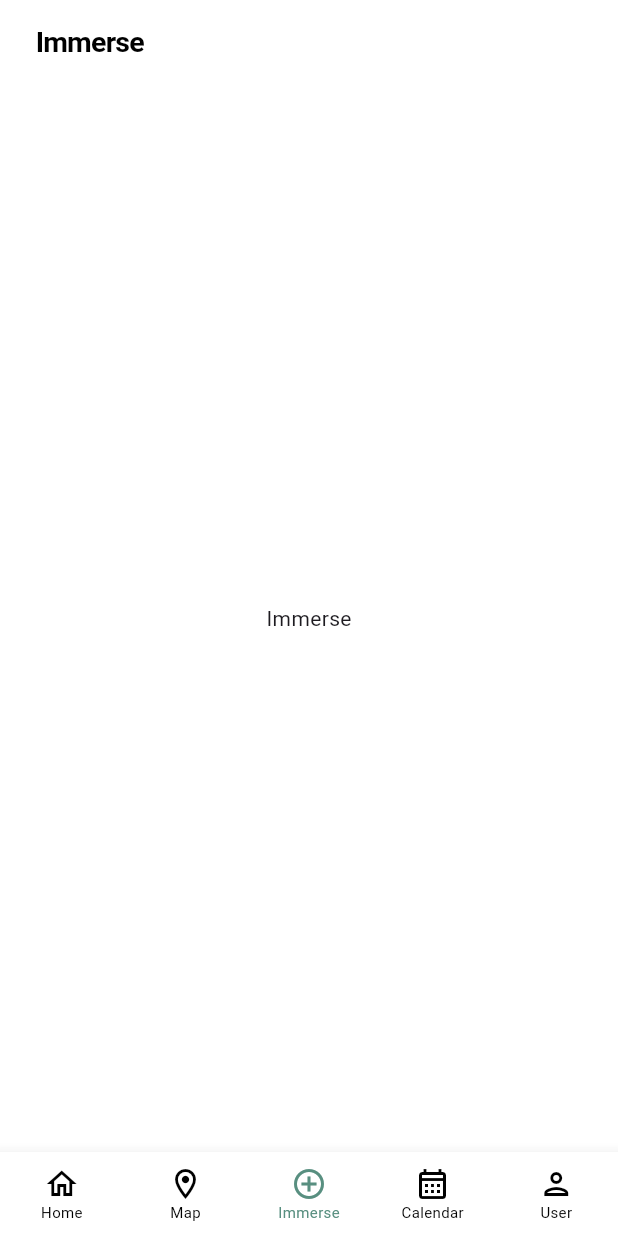
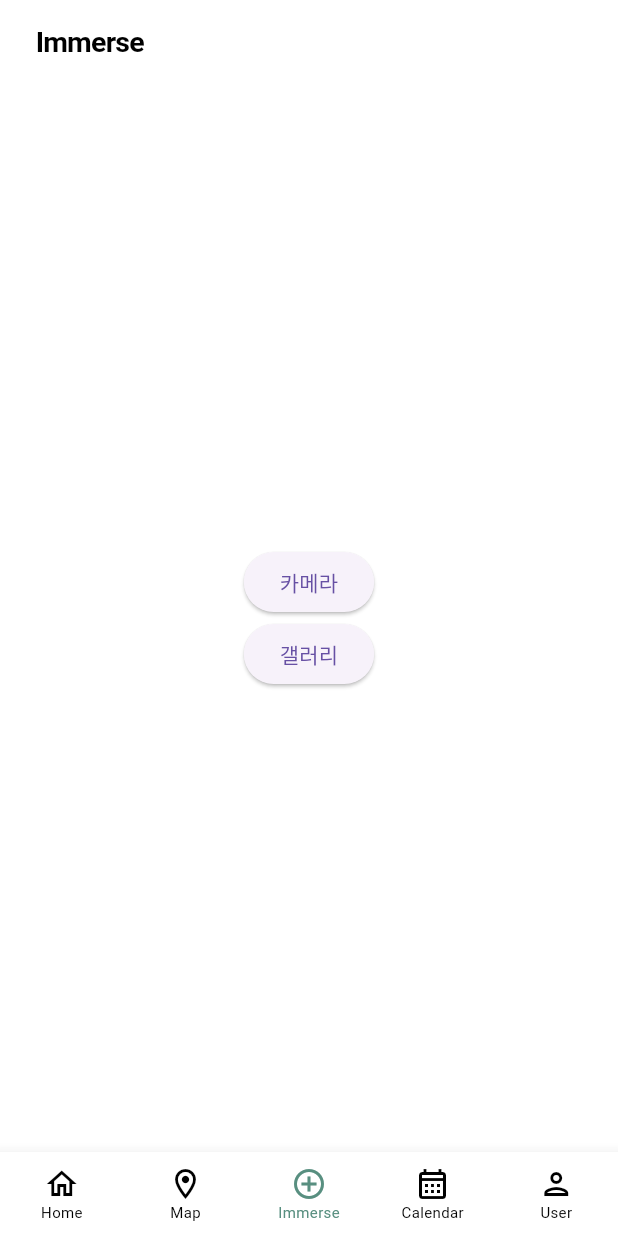
Before and after one commit to ssu-economy-class/bronze-mirror-frontend, a Flutter app: the RootTab widget shown alone on an empty page, opened directly, item 3 of the bottom bar chosen, on a phone screen of 412 x 824 dp. Run offline on Flutter 3.47's test engine with Material 3 defaults, Android fonts, the phone set to English and light mode, and no system bars; our stand-ins replace flutter_riverpod, image_picker; missing offline and left inert: kakao_flutter_sdk; Roboto replaces fonts that are missing (Pretendard); project files that could hold a hidden picture were left out.

Commit message:
style: 디자인 시스템 구축

```diff
--- a/lib/common/view/root_tap.dart
+++ b/lib/common/view/root_tap.dart
@@ -1,6 +1,7 @@
 import 'package:bronze_mirror/common/const/common_data.dart';
 import 'package:bronze_mirror/common/layout/default_layout.dart';
 import 'package:bronze_mirror/common/style/design_system.dart';
+import 'package:bronze_mirror/immerse/view/camera_screen.dart';
 import 'package:flutter/material.dart';
 
 class RootTab extends StatefulWidget {
@@ -50,7 +51,7 @@ class _RootTabState extends State<RootTab> with SingleTickerProviderStateMixin{
           children: [
             Center(child:Container(child: Text('Home'))),
             Center(child:Container(child: Text('Map'))),
-            Center(child:Container(child: Text('Immerse'))),
+            CameraScreen(),
             Center(child:Container(child: Text('Calendar'))),
             Center(child:Container(child: Text('User'))),
           ],
--- /dev/null
+++ b/lib/immerse/component/button.dart
@@ -0,0 +1,13 @@
+import 'package:flutter/material.dart';
+
+class Button extends StatelessWidget {
+  final VoidCallback? onPressed;
+  final String text;
+
+  const Button({required this.onPressed, this.text = '', super.key});
+
+  @override
+  Widget build(BuildContext context) {
+    return ElevatedButton(onPressed: onPressed, child: Text(text));
+  }
+}
--- /dev/null
+++ b/lib/immerse/provider/image_picker_provider.dart
@@ -0,0 +1,5 @@
+import 'package:flutter_riverpod/flutter_riverpod.dart';
+import 'package:image_picker/image_picker.dart';
+
+// ImagePicker로 선택된 단일 이미지의 상태를 관리하는 provider
+final imageProvider = StateProvider<XFile?>((ref) => null);
--- /dev/null
+++ b/lib/immerse/view/camera_screen.dart
@@ -0,0 +1,52 @@
+import 'package:bronze_mirror/common/layout/default_layout.dart';
+import 'package:bronze_mirror/immerse/component/button.dart';
+import 'package:bronze_mirror/immerse/view/image_view_screen.dart';
+import 'package:flutter/material.dart';
+import 'package:image_picker/image_picker.dart';
+
+import '../utils/camera.dart';
+
+// 기기의 카메라, 갤러리와 연동하는 스크린입니다.
+class CameraScreen extends StatefulWidget {
+  const CameraScreen({super.key});
+
+  @override
+  State<CameraScreen> createState() => _CameraScreenState();
+}
+
+class _CameraScreenState extends State<CameraScreen> {
+  @override
+  Widget build(BuildContext context) {
+    return DefaultLayout(
+      child: SizedBox(
+        width: double.infinity,
+        child: Column(
+          mainAxisAlignment: MainAxisAlignment.center,
+          crossAxisAlignment: CrossAxisAlignment.center,
+          children: [
+            Button(
+              onPressed: () {
+                pickImage(
+                  context: context,
+                  source: ImageSource.camera,
+                  nextScreen: ImageViewScreen(),
+                );
+              },
+              text: '카메라',
+            ),
+            Button(
+              onPressed: () {
+                pickImage(
+                  context: context,
+                  source: ImageSource.gallery,
+                  nextScreen: ImageViewScreen(),
+                );
+              },
+              text: '갤러리',
+            ),
+          ],
+        ),
+      ),
+    );
+  }
+}
--- a/lib/main.dart
+++ b/lib/main.dart
@@ -1,5 +1,6 @@
 import 'package:bronze_mirror/env.dart';
 import 'package:flutter/material.dart';
+import 'package:flutter_riverpod/flutter_riverpod.dart';
 import 'package:kakao_flutter_sdk/kakao_flutter_sdk.dart';
 import 'onboarding/view/login_screen.dart';
 
@@ -10,10 +11,21 @@ void main() {
     javaScriptAppKey: JAVASCRIPT_APP_KEY,
   );
   runApp(
-    MaterialApp(
+    ProviderScope(
+      child: _App(),
+    ),
+  );
+}
+
+class _App extends StatelessWidget {
+  const _App({super.key});
+
+  @override
+  Widget build(BuildContext context) {
+    return MaterialApp(
       debugShowCheckedModeBanner: false,
       theme: ThemeData(fontFamily: 'Pretendard'),
       home: const LoginScreen(),
-    ),
-  );
+    );
+  }
 }
```
Also changed, not shown: lib/common/style/design_system.dart (+42 -6 lines), lib/immerse/utils/camera.dart (added, +27 -0 lines), lib/immerse/view/image_view_screen.dart (added, +38 -0 lines), pubspec.yaml (+7 -0 lines), pubspec.lock, 6 other files.
